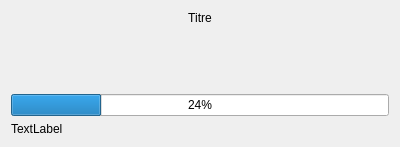
First picture: the form in sources/ui/dialogwaiting.ui, repository qelectrotech/qelectrotech-source-mirror, before the edit.
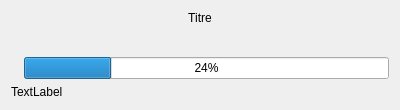
Second picture: the form after the edit. Icons and pictures are not drawn.

Commit message: Resize icon of dialogwaiting

The edit to the form file:
```diff
--- a/sources/ui/dialogwaiting.ui
+++ b/sources/ui/dialogwaiting.ui
@@ -7,7 +7,7 @@
     <x>0</x>
     <y>0</y>
     <width>400</width>
-    <height>147</height>
+    <height>110</height>
    </rect>
   </property>
   <property name="windowTitle">
@@ -33,22 +33,6 @@
        </property>
       </widget>
      </item>
-     <item>
-      <widget class="QLabel" name="label">
-       <property name="text">
-        <string/>
-       </property>
-       <property name="pixmap">
-        <pixmap resource="../../qelectrotech.qrc">:/ico/48x48/user-away-extended.png</pixmap>
-       </property>
-       <property name="scaledContents">
-        <bool>false</bool>
-       </property>
-       <property name="alignment">
-        <set>Qt::AlignCenter</set>
-       </property>
-      </widget>
-     </item>
      <item>
       <spacer name="verticalSpacer">
        <property name="orientation">
@@ -63,11 +47,40 @@
       </spacer>
      </item>
      <item>
-      <widget class="QProgressBar" name="progressBar">
-       <property name="value">
-        <number>24</number>
-       </property>
-      </widget>
+      <layout class="QHBoxLayout" name="horizontalLayout">
+       <item>
+        <widget class="QLabel" name="label">
+         <property name="maximumSize">
+          <size>
+           <width>24</width>
+           <height>24</height>
+          </size>
+         </property>
+         <property name="autoFillBackground">
+          <bool>false</bool>
+         </property>
+         <property name="text">
+          <string/>
+         </property>
+         <property name="pixmap">
+          <pixmap resource="../../qelectrotech.qrc">:/ico/48x48/user-away-extended.png</pixmap>
+         </property>
+         <property name="scaledContents">
+          <bool>true</bool>
+         </property>
+         <property name="alignment">
+          <set>Qt::AlignCenter</set>
+         </property>
+        </widget>
+       </item>
+       <item>
+        <widget class="QProgressBar" name="progressBar">
+         <property name="value">
+          <number>24</number>
+         </property>
+        </widget>
+       </item>
+      </layout>
      </item>
      <item>
       <widget class="QLabel" name="label_detail">
```
